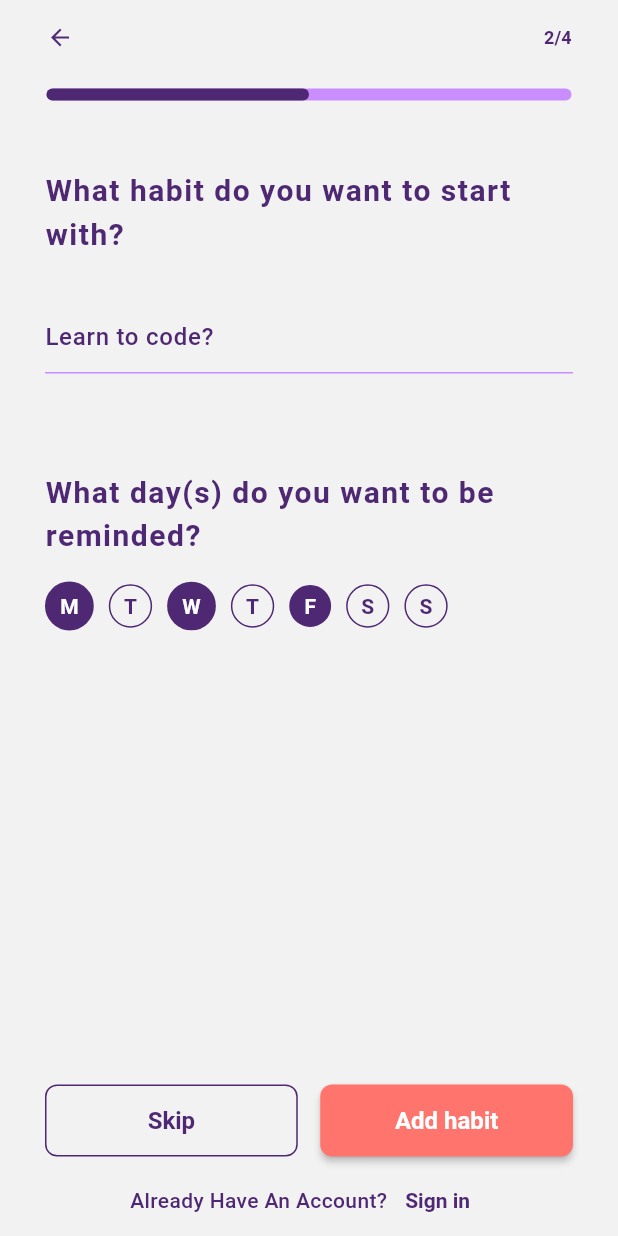
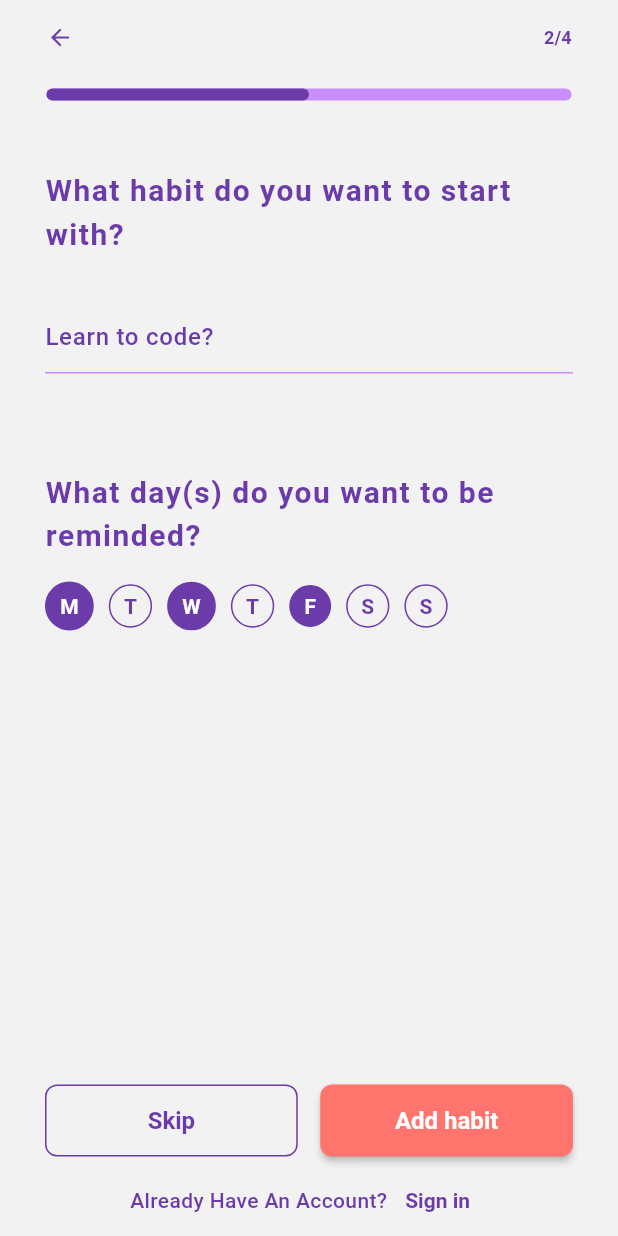
Before and after one commit to Vader-Femi/Habitar, a Flutter app: the AddAHabit screen opened by its route, on a phone screen of 412 x 824 dp. Run offline on Flutter 3.47's test engine with Material 3 defaults, Android fonts, the phone set to English and light mode, and no system bars; our stand-ins replace dartz, dio, flutter_bloc, flutter_svg, get_it, hydrated_bloc; Roboto replaces fonts that are missing (Domine, Satoshi).

Commit message:
Day 6 of the Habit Tracker app.
I had only little time today so I spent it dialing down the primary colour...It's now Royal Purple

```diff
--- a/lib/config/theme/app_colors.dart
+++ b/lib/config/theme/app_colors.dart
@@ -2,8 +2,7 @@ import 'package:flutter/material.dart';
 
 class AppColours {
 
-  // static const primary = Color(0xff6C3BAA); //Royal Purple
-  static const primary = Color(0xff4f2873); //Royal Purple
+  static const primary = Color(0xff6C3BAA); //Royal Purple
   static const primaryUnfocused = Color(0xffca8dfd);
   static const secondary = Color(0xffFF746C); //Pastel Red
 
```
